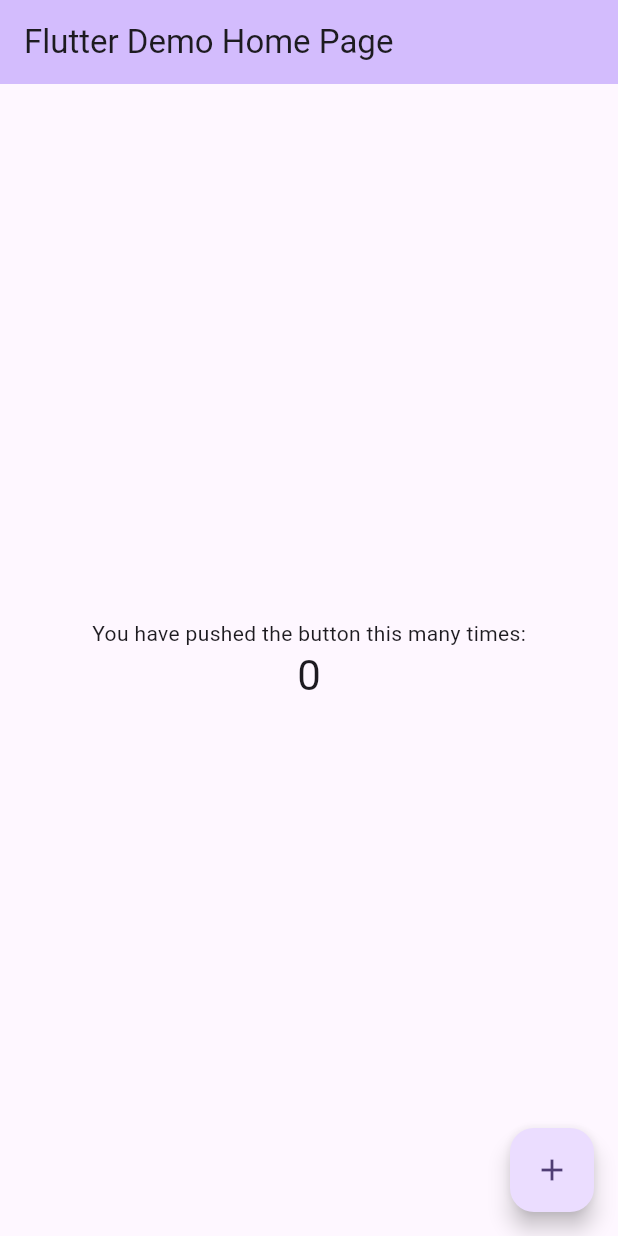
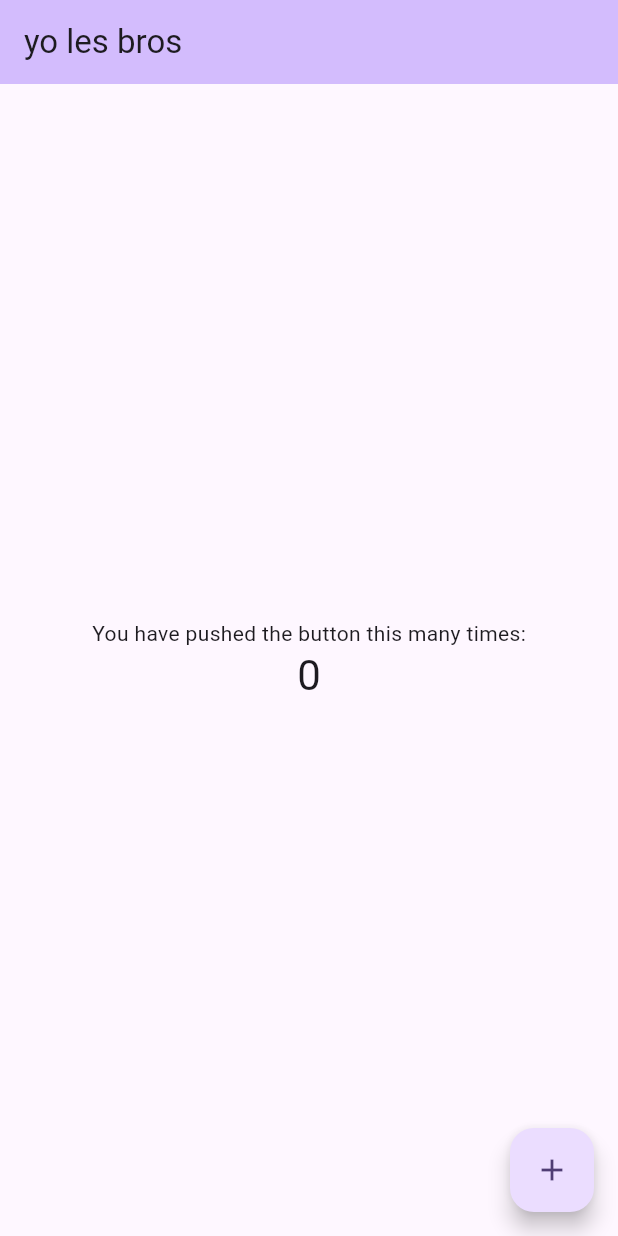
Before and after one commit to kfj-coder/FoodApp_v.1.1, a Flutter app: the screen it shows after launch, on a phone screen of 412 x 824 dp. Run offline on Flutter 3.47's test engine with Material 2 defaults, Android fonts, the phone set to English and light mode, and no system bars.

Commit message:
premier commit

```diff
--- a/lib/main.dart
+++ b/lib/main.dart
@@ -31,7 +31,7 @@ class MyApp extends StatelessWidget {
         colorScheme: ColorScheme.fromSeed(seedColor: Colors.deepPurple),
         useMaterial3: true,
       ),
-      home: const MyHomePage(title: 'Flutter Demo Home Page'),
+      home: const MyHomePage(title: 'yo les bros'),
     );
   }
 }
```
